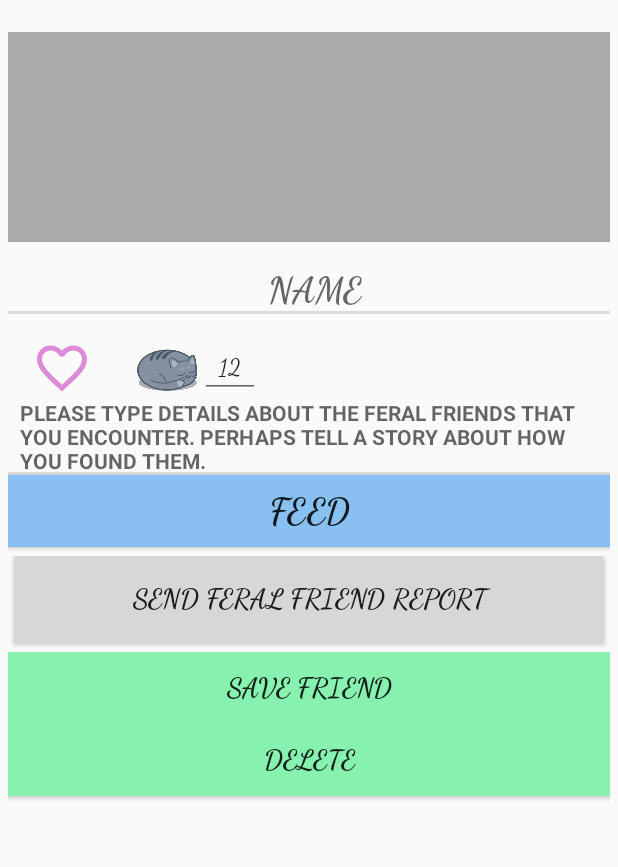
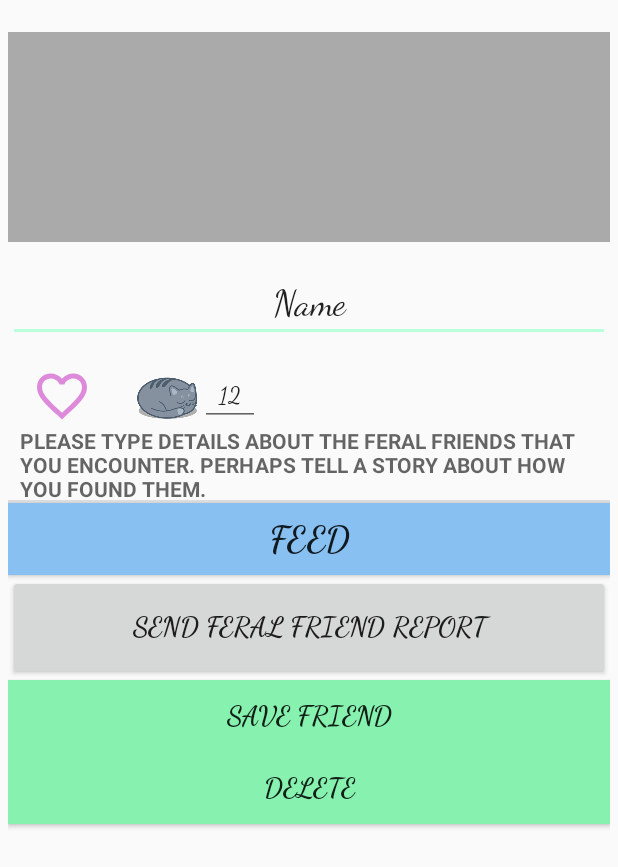
Before and after one commit to hbrockster13/FeralFriends, an Android app: the FriendActivity screen opened directly, with no data from a screen before it, on a phone screen of 412 x 824 dp. Shown: the top 867 px of the screen. Run offline under Robolectric (Android 15) with nearby library versions, the phone set to English and light mode, and no system bars.

Commit message:
Fixed two bugs with FriendActivity. Null reference and changed XML for the input of the feral friend's name to a new type.

```diff
--- a/app/src/main/java/com/example/feralfriends/FriendActivity.java
+++ b/app/src/main/java/com/example/feralfriends/FriendActivity.java
@@ -36,7 +36,6 @@ public class FriendActivity extends AppCompatActivity
 
     public static Intent newIntent(Context packageContext)
     {
-
         Intent intent = new Intent(packageContext, FriendActivity.class);
         return intent;
     }
@@ -44,6 +43,8 @@ public class FriendActivity extends AppCompatActivity
     @Override
     public void onCreate(Bundle savedInstanceState)
     {
+        mFriend = new FeralFriend();
+
         super.onCreate(savedInstanceState);
         setContentView(R.layout.activity_friend);
         mEditNameText = findViewById(R.id.friend_title);
--- a/app/src/main/res/layout/activity_friend.xml
+++ b/app/src/main/res/layout/activity_friend.xml
@@ -39,13 +39,13 @@
         android:layout_marginRight="0dp">
 
         <EditText
-            style="?android:listSeparatorTextViewStyle"
+            android:id="@+id/friend_title"
+            style="@style/Widget.AppCompat.EditText"
             android:layout_width="match_parent"
             android:layout_height="match_parent"
             android:fontFamily="cursive"
             android:gravity="center"
             android:text="@string/friend_name_label"
-            android:id="@+id/friend_title"
             android:textSize="24dp" />
 
     </LinearLayout>
```
